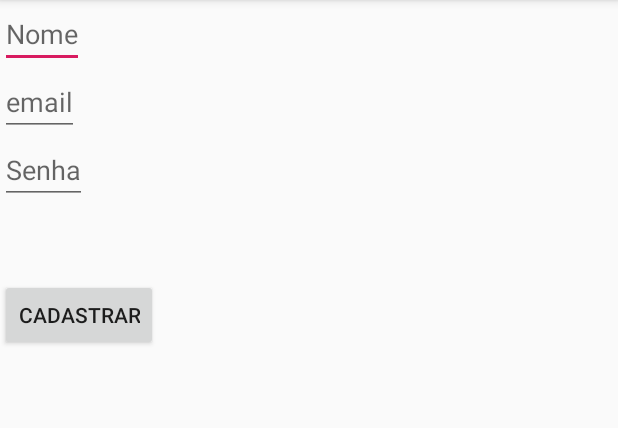
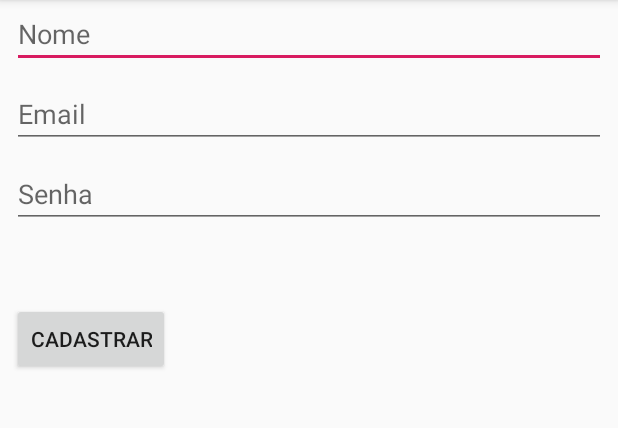
Before and after one commit to CarlosHenriqueMarques/kotlin-task, an Android app: the screen it shows after launch (RegisterActivity), on a phone screen of 412 x 824 dp, the part 84-512 px from its top. Run offline under Robolectric (Android 15) with nearby library versions, the phone set to English and light mode, and no system bars.

Commit message:
Ajuste layout tela cadastro

```diff
--- a/app/src/main/res/layout/activity_register.xml
+++ b/app/src/main/res/layout/activity_register.xml
@@ -10,39 +10,58 @@
         android:id="@+id/editName"
         android:layout_width="0dp"
         android:layout_height="wrap_content"
+        android:layout_marginStart="8dp"
+        android:layout_marginLeft="8dp"
+        android:layout_marginEnd="8dp"
+        android:layout_marginRight="8dp"
         android:hint="@string/nome"
-        app:layout_constraintLeft_toLeftOf="parent"
-        app:layout_constraintLeft_toRightOf="parent"
+        app:layout_constraintEnd_toEndOf="parent"
+        app:layout_constraintStart_toStartOf="parent"
         app:layout_constraintTop_toTopOf="parent" />
 
     <EditText
         android:id="@+id/editEmail"
         android:layout_width="0dp"
         android:layout_height="wrap_content"
+        android:layout_marginStart="8dp"
+        android:layout_marginLeft="8dp"
+        android:layout_marginTop="8dp"
+        android:layout_marginEnd="8dp"
+        android:layout_marginRight="8dp"
+        android:hint="@string/email"
         android:inputType="textEmailAddress"
-        android:hint="@string/email"
-        app:layout_constraintLeft_toLeftOf="parent"
-        app:layout_constraintLeft_toRightOf="parent"
-        app:layout_constraintTop_toBottomOf="@+id/editName"/>
+        app:layout_constraintEnd_toEndOf="parent"
+        app:layout_constraintStart_toStartOf="parent"
+        app:layout_constraintTop_toBottomOf="@+id/editName" />
 
     <EditText
         android:id="@+id/editPassword"
         android:layout_width="0dp"
         android:layout_height="wrap_content"
-        app:layout_constraintLeft_toLeftOf="parent"
-        app:layout_constraintLeft_toRightOf="parent"
+        android:layout_marginStart="8dp"
+        android:layout_marginLeft="8dp"
+        android:layout_marginTop="8dp"
+        android:layout_marginEnd="8dp"
+        android:layout_marginRight="8dp"
         android:hint="@string/senha"
         android:inputType="textPassword"
-        app:layout_constraintTop_toBottomOf="@+id/editEmail"/>
+        app:layout_constraintEnd_toEndOf="parent"
+        app:layout_constraintStart_toStartOf="parent"
+        app:layout_constraintTop_toBottomOf="@+id/editEmail" />
 
     <Button
         android:id="@+id/buttonSave"
         android:layout_width="wrap_content"
         android:layout_height="wrap_content"
+        android:layout_marginStart="8dp"
+        android:layout_marginLeft="8dp"
+        android:layout_marginTop="50dp"
+        android:layout_marginEnd="8dp"
+        android:layout_marginRight="8dp"
         android:text="@string/cadastrar"
-        android:layout_marginTop="50dp"
-        app:layout_constraintLeft_toLeftOf="parent"
-        app:layout_constraintLeft_toRightOf="parent"
-        app:layout_constraintTop_toBottomOf="@+id/editPassword"/>
+        app:layout_constraintEnd_toEndOf="parent"
+        app:layout_constraintHorizontal_bias="0.0"
+        app:layout_constraintStart_toStartOf="parent"
+        app:layout_constraintTop_toBottomOf="@+id/editPassword" />
 
 </androidx.constraintlayout.widget.ConstraintLayout>
--- a/app/src/main/res/values/strings.xml
+++ b/app/src/main/res/values/strings.xml
@@ -14,7 +14,7 @@
     <string name="menu_share">Share</string>
     <string name="menu_send">Send</string>
     <string name="nome">Nome</string>
-    <string name="email">email</string>
+    <string name="email">Email</string>
     <string name="senha">Senha</string>
     <string name="cadastrar">Cadastrar</string>
 </resources>
```
